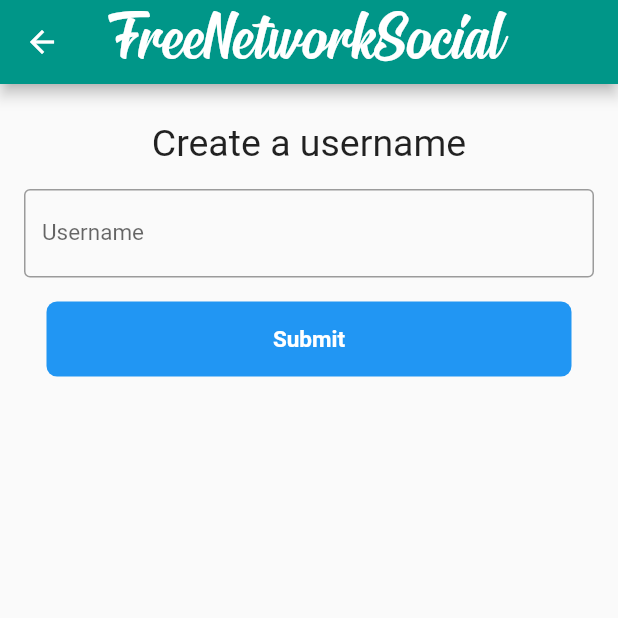
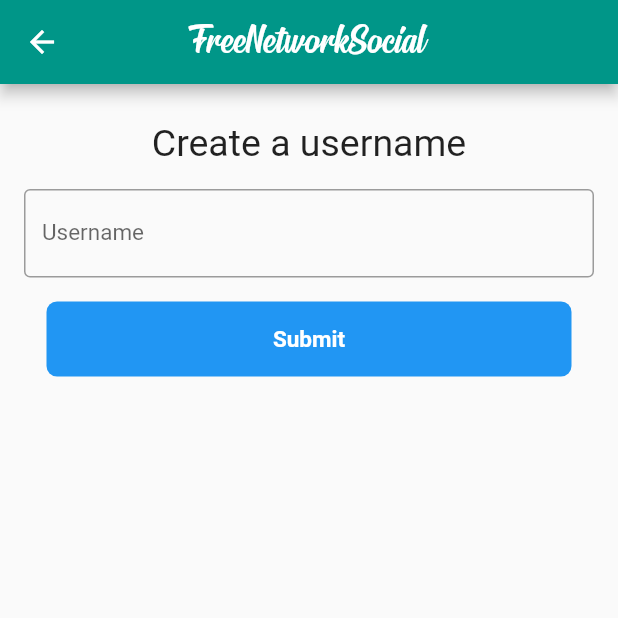
Before and after one commit to sayanlp99/freenetworksocial, a Flutter app: the CreateAccount screen opened directly, on a phone screen of 412 x 824 dp, the top half of it. Run offline on Flutter 3.47's test engine with Material 2 defaults, Android fonts, the phone set to English and light mode, and no system bars; our stand-ins replace cloud_firestore, google_sign_in; accounts and stored records are empty.

Commit message:
Update header.dart

```diff
--- a/lib/widgets/header.dart
+++ b/lib/widgets/header.dart
@@ -7,7 +7,7 @@
       style: TextStyle(
         color: Colors.white,
         fontFamily: "Signatra",
-        fontSize: 50.0,
+        fontSize: 30.0,
       ),
     ),
     centerTitle: true,
```
